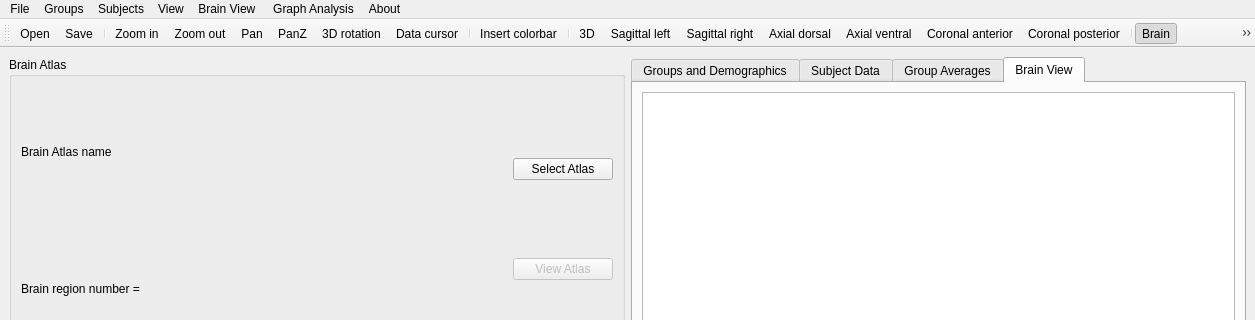
Old version of the form braphy/gui/ui_files/cohort_editor.ui in the repository softmatterlab/Braph-2.0-Python; both pictures show x 0 to 1255 and y 0 to 320 of the 1255 by 721 pixel window.
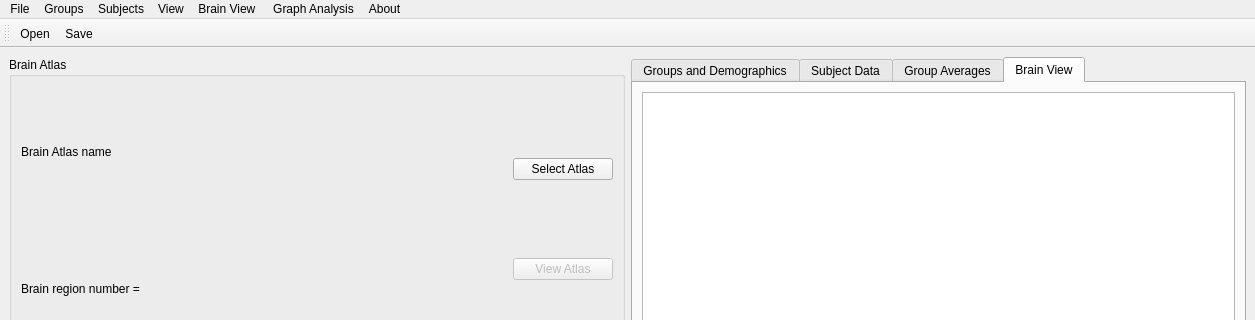
New version of the form. Icons and pictures are not drawn. Custom widgets are drawn as their Qt base class.

Commit message: Add brain view settings to cohort editor

```diff
--- a/braphy/gui/ui_files/cohort_editor.ui
+++ b/braphy/gui/ui_files/cohort_editor.ui
@@ -291,29 +291,6 @@
    </attribute>
    <addaction name="actionOpen"/>
    <addaction name="actionSave"/>
-   <addaction name="separator"/>
-   <addaction name="actionZoom_in"/>
-   <addaction name="actionZoom_out"/>
-   <addaction name="actionPanZ"/>
-   <addaction name="actionPanY"/>
-   <addaction name="action3D_rotation"/>
-   <addaction name="actionData_cursor"/>
-   <addaction name="separator"/>
-   <addaction name="actionInsert_colorbar"/>
-   <addaction name="separator"/>
-   <addaction name="action3D"/>
-   <addaction name="actionSagittal_left"/>
-   <addaction name="actionSagittal_right"/>
-   <addaction name="actionAxial_dorsal"/>
-   <addaction name="actionAxial_ventral"/>
-   <addaction name="actionCoronal_anterior"/>
-   <addaction name="actionCoronal_posterior"/>
-   <addaction name="separator"/>
-   <addaction name="actionShow_brain"/>
-   <addaction name="actionShow_axis"/>
-   <addaction name="actionShow_grid"/>
-   <addaction name="actionShow_regions"/>
-   <addaction name="actionShow_labels"/>
   </widget>
   <action name="actionOpen">
    <property name="icon">
@@ -472,209 +449,6 @@
     <string>About ...</string>
    </property>
   </action>
-  <action name="actionZoom_in">
-   <property name="checkable">
-    <bool>true</bool>
-   </property>
-   <property name="icon">
-    <iconset resource="../icons/icons.qrc">
-     <normaloff>:/buttons/zoom_in.png</normaloff>:/buttons/zoom_in.png</iconset>
-   </property>
-   <property name="text">
-    <string>Zoom in</string>
-   </property>
-  </action>
-  <action name="actionZoom_out">
-   <property name="checkable">
-    <bool>true</bool>
-   </property>
-   <property name="icon">
-    <iconset resource="../icons/icons.qrc">
-     <normaloff>:/buttons/zoom_out.png</normaloff>:/buttons/zoom_out.png</iconset>
-   </property>
-   <property name="text">
-    <string>Zoom out</string>
-   </property>
-  </action>
-  <action name="actionPanZ">
-   <property name="checkable">
-    <bool>true</bool>
-   </property>
-   <property name="icon">
-    <iconset resource="../icons/icons.qrc">
-     <normaloff>:/buttons/hand_xz.png</normaloff>:/buttons/hand_xz.png</iconset>
-   </property>
-   <property name="text">
-    <string>Pan</string>
-   </property>
-  </action>
-  <action name="action3D_rotation">
-   <property name="checkable">
-    <bool>true</bool>
-   </property>
-   <property name="icon">
-    <iconset resource="../icons/icons.qrc">
-     <normaloff>:/buttons/rotate.png</normaloff>:/buttons/rotate.png</iconset>
-   </property>
-   <property name="text">
-    <string>3D rotation</string>
-   </property>
-  </action>
-  <action name="actionData_cursor">
-   <property name="checkable">
-    <bool>true</bool>
-   </property>
-   <property name="icon">
-    <iconset resource="../icons/icons.qrc">
-     <normaloff>:/buttons/cursor.png</normaloff>:/buttons/cursor.png</iconset>
-   </property>
-   <property name="text">
-    <string>Data cursor</string>
-   </property>
-  </action>
-  <action name="actionInsert_colorbar">
-   <property name="checkable">
-    <bool>true</bool>
-   </property>
-   <property name="text">
-    <string>Insert colorbar</string>
-   </property>
-  </action>
-  <action name="action3D">
-   <property name="icon">
-    <iconset resource="../icons/icons.qrc">
-     <normaloff>:/buttons/icon_view_3d.png</normaloff>:/buttons/icon_view_3d.png</iconset>
-   </property>
-   <property name="text">
-    <string>3D</string>
-   </property>
-  </action>
-  <action name="actionSagittal_left">
-   <property name="icon">
-    <iconset resource="../icons/icons.qrc">
-     <normaloff>:/buttons/icon_view_sl.png</normaloff>:/buttons/icon_view_sl.png</iconset>
-   </property>
-   <property name="text">
-    <string>Sagittal left</string>
-   </property>
-  </action>
-  <action name="actionSagittal_right">
-   <property name="icon">
-    <iconset resource="../icons/icons.qrc">
-     <normaloff>:/buttons/icon_view_sr.png</normaloff>:/buttons/icon_view_sr.png</iconset>
-   </property>
-   <property name="text">
-    <string>Sagittal right</string>
-   </property>
-  </action>
-  <action name="actionAxial_dorsal">
-   <property name="icon">
-    <iconset resource="../icons/icons.qrc">
-     <normaloff>:/buttons/icon_view_ad.png</normaloff>:/buttons/icon_view_ad.png</iconset>
-   </property>
-   <property name="text">
-    <string>Axial dorsal</string>
-   </property>
-  </action>
-  <action name="actionAxial_ventral">
-   <property name="icon">
-    <iconset resource="../icons/icons.qrc">
-     <normaloff>:/buttons/icon_view_av.png</normaloff>:/buttons/icon_view_av.png</iconset>
-   </property>
-   <property name="text">
-    <string>Axial ventral</string>
-   </property>
-  </action>
-  <action name="actionCoronal_anterior">
-   <property name="icon">
-    <iconset resource="../icons/icons.qrc">
-     <normaloff>:/buttons/icon_view_ca.png</normaloff>:/buttons/icon_view_ca.png</iconset>
-   </property>
-   <property name="text">
-    <string>Coronal anterior</string>
-   </property>
-  </action>
-  <action name="actionCoronal_posterior">
-   <property name="icon">
-    <iconset resource="../icons/icons.qrc">
-     <normaloff>:/buttons/icon_view_cp.png</normaloff>:/buttons/icon_view_cp.png</iconset>
-   </property>
-   <property name="text">
-    <string>Coronal posterior</string>
-   </property>
-  </action>
-  <action name="actionShow_brain">
-   <property name="checkable">
-    <bool>true</bool>
-   </property>
-   <property name="checked">
-    <bool>true</bool>
-   </property>
-   <property name="icon">
-    <iconset resource="../icons/icons.qrc">
-     <normaloff>:/buttons/icon_brain.png</normaloff>:/buttons/icon_brain.png</iconset>
-   </property>
-   <property name="text">
-    <string>Brain</string>
-   </property>
-  </action>
-  <action name="actionShow_axis">
-   <property name="checkable">
-    <bool>true</bool>
-   </property>
-   <property name="icon">
-    <iconset resource="../icons/icons.qrc">
-     <normaloff>:/buttons/icon_axis.png</normaloff>:/buttons/icon_axis.png</iconset>
-   </property>
-   <property name="text">
-    <string>Show axis</string>
-   </property>
-  </action>
-  <action name="actionShow_grid">
-   <property name="checkable">
-    <bool>true</bool>
-   </property>
-   <property name="icon">
-    <iconset resource="../icons/icons.qrc">
-     <normaloff>:/buttons/icon_grid.png</normaloff>:/buttons/icon_grid.png</iconset>
-   </property>
-   <property name="text">
-    <string>Show grid</string>
-   </property>
-  </action>
-  <action name="actionShow_regions">
-   <property name="checkable">
-    <bool>true</bool>
-   </property>
-   <property name="icon">
-    <iconset resource="../icons/icons.qrc">
-     <normaloff>:/buttons/icon_br.png</normaloff>:/buttons/icon_br.png</iconset>
-   </property>
-   <property name="text">
-    <string>Show brain regions</string>
-   </property>
-  </action>
-  <action name="actionShow_labels">
-   <property name="checkable">
-    <bool>true</bool>
-   </property>
-   <property name="icon">
-    <iconset resource="../icons/icons.qrc">
-     <normaloff>:/buttons/icon_label.png</normaloff>:/buttons/icon_label.png</iconset>
-   </property>
-   <property name="text">
-    <string>Show labels</string>
-   </property>
-  </action>
-  <action name="action3D_2">
-   <property name="icon">
-    <iconset resource="../icons/icons.qrc">
-     <normaloff>:/buttons/icon_view_3d.png</normaloff>:/buttons/icon_view_3d.png</iconset>
-   </property>
-   <property name="text">
-    <string>3D</string>
-   </property>
-  </action>
   <action name="actionClear_selection">
    <property name="text">
     <string>Clear selection</string>
@@ -700,21 +474,6 @@
     <string>Intersect</string>
    </property>
   </action>
-  <action name="actionPanY">
-   <property name="checkable">
-    <bool>true</bool>
-   </property>
-   <property name="icon">
-    <iconset resource="../icons/icons.qrc">
-     <normaloff>:/buttons/hand_xy.png</normaloff>:/buttons/hand_xy.png</iconset>
-   </property>
-   <property name="text">
-    <string>PanZ</string>
-   </property>
-   <property name="toolTip">
-    <string>PanZ</string>
-   </property>
-  </action>
  </widget>
  <customwidgets>
   <customwidget>
```
The commit also changes 2 other files.
